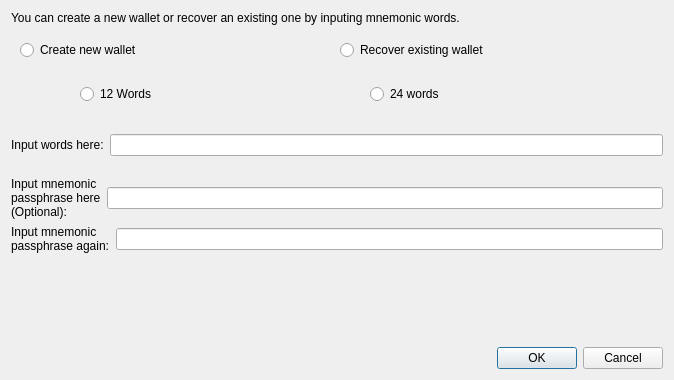
The window that src/qt/forms/recover.ui (firoorg/firo) describes before a commit, drawn with Qt 5.
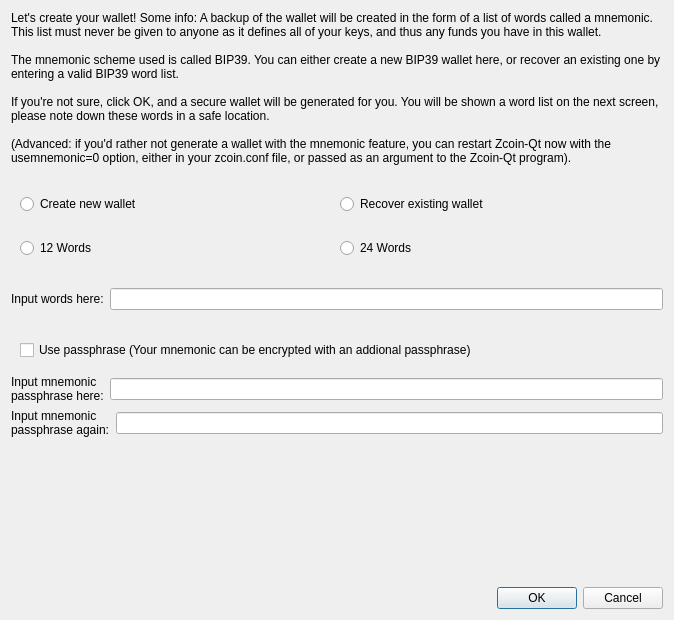
The same window after the commit.

What changed in the file:
```diff
--- a/src/qt/forms/recover.ui
+++ b/src/qt/forms/recover.ui
@@ -7,7 +7,7 @@
     <x>0</x>
     <y>0</y>
     <width>674</width>
-    <height>380</height>
+    <height>620</height>
    </rect>
   </property>
   <property name="windowTitle">
@@ -17,7 +17,14 @@
    <item>
     <widget class="QLabel" name="textLabel">
      <property name="text">
-      <string>You can create a new wallet or recover an existing one by inputing mnemonic words.</string>
+      <string>Let's create your wallet! Some info: A backup of the wallet will be created in the form of a list of words called a mnemonic. This list must never be given to anyone as it defines all of your keys, and thus any funds you have in this wallet.
+
+The mnemonic scheme used is called BIP39. You can either create a new BIP39 wallet here, or recover an existing one by entering a valid BIP39 word list.
+
+If you're not sure, click OK, and a secure wallet will be generated for you. You will be shown a word list on the next screen, please note down these words in a safe location.
+
+(Advanced: if you'd rather not generate a wallet with the mnemonic feature, you can restart Zcoin-Qt now with the usemnemonic=0 option, either in your zcoin.conf file, or passed as an argument to the Zcoin-Qt program).
+      </string>
      </property>
      <property name="wordWrap">
       <bool>true</bool>
@@ -70,8 +77,8 @@
        </property>
        <property name="sizeHint" stdset="0">
         <size>
-         <width>60</width>
-         <height>20</height>
+         <width>0</width>
+         <height>0</height>
         </size>
        </property>
       </spacer>
@@ -89,7 +96,7 @@
      <item>
       <widget class="QRadioButton" name="use24">
        <property name="text">
-        <string>24 words</string>
+        <string>24 Words</string>
        </property>
       </widget>
      </item>
@@ -145,12 +152,25 @@
       </property>
      </spacer>
     </item>
+   <item>
+   <widget class="QFrame" name="togglepassphrase">
+    <layout class="QHBoxLayout" name="horizontalLayout5">
+     <item>
+      <widget class="QCheckBox" name="usePassphrase">
+       <property name="text">
+        <string>Use passphrase (Your mnemonic can be encrypted with an addional passphrase)</string>
+       </property>
+      </widget>
+     </item>
+    </layout>
+   </widget>
+  </item>
  <item>
    <layout class="QHBoxLayout" name="horizontalLayout3">
     <item>
      <widget class="QLabel" name="textLabel3">
       <property name="text">
-       <string>Input mnemonic passphrase here (Optional):</string>
+       <string>Input mnemonic passphrase here:</string>
       </property>
       <property name="wordWrap">
        <bool>true</bool>
```
